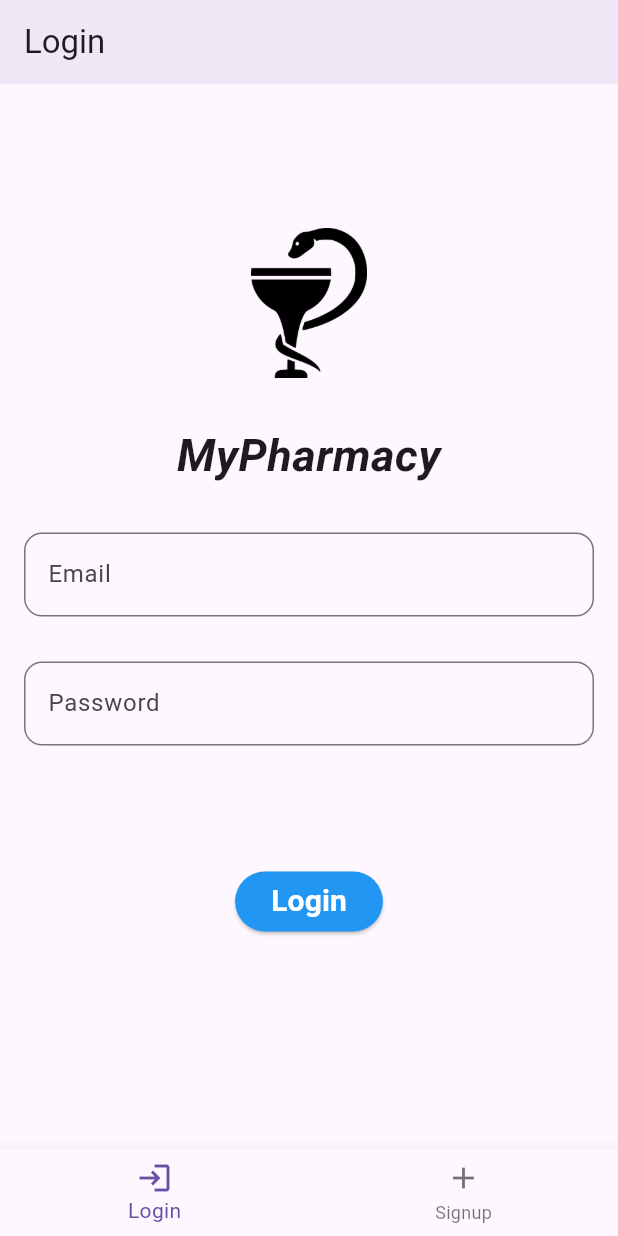
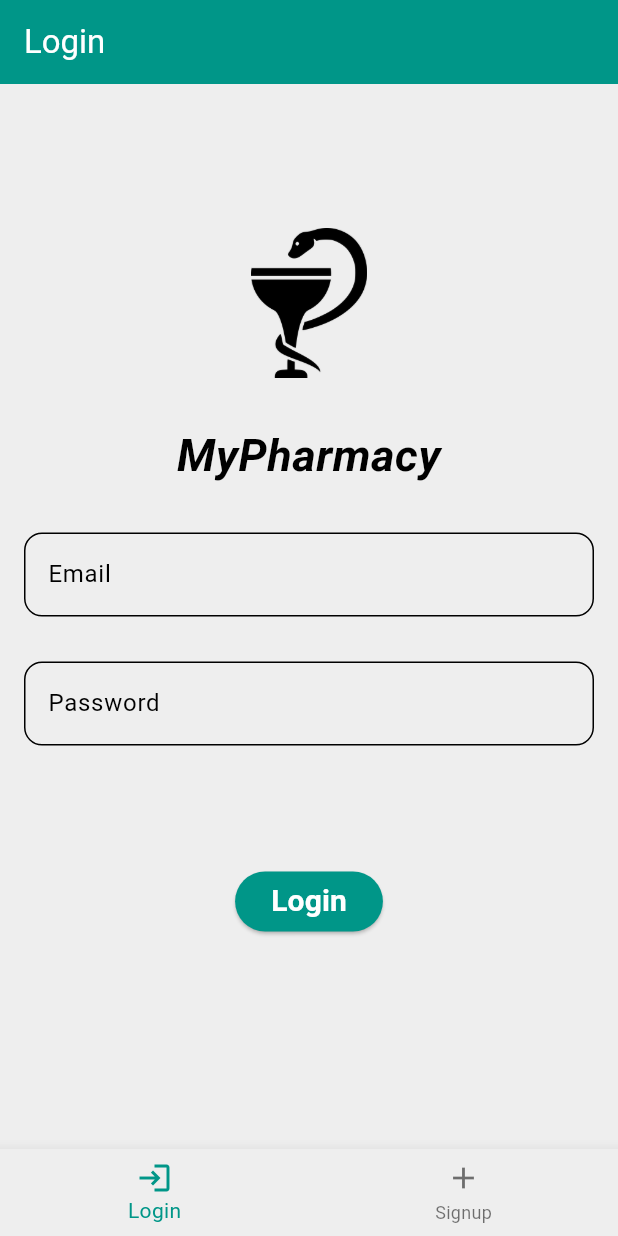
Before and after one commit to Weebester/Pharmacy-Management-System-Mobile, a Flutter app: the screen it shows after launch, on a phone screen of 412 x 824 dp. Run offline on Flutter 3.47's test engine with Material 3 defaults, Android fonts, the phone set to English and light mode, and no system bars; our stand-ins replace dio, firebase_auth, firebase_core, flutter_secure_storage, infinite_scroll_pagination, jwt_decoder and 1 more; accounts and stored records are empty.

Commit message:
theme changes

```diff
--- a/lib/entry_screen.dart
+++ b/lib/entry_screen.dart
@@ -35,7 +35,12 @@ class EntryPageState extends State<EntryPage> {
   @override
   Widget build(BuildContext context) {
     return Scaffold(
-      appBar: AppBar(elevation: 5, title: Text("Login")),
+      appBar: AppBar(
+        elevation: 5,
+        title: Text("Login"),
+        backgroundColor: Theme.of(context).colorScheme.primary,
+        foregroundColor: Theme.of(context).colorScheme.onPrimary,
+      ),
       body: AnimatedSwitcher(
         duration: const Duration(milliseconds: 500),
         transitionBuilder: (Widget child, Animation<double> animation) {
--- a/lib/login_page.dart
+++ b/lib/login_page.dart
@@ -117,7 +117,8 @@ class LoginPageState extends State<LoginPage> {
                             }
                           },
                     style: ElevatedButton.styleFrom(
-                      backgroundColor: Colors.blue,
+                      backgroundColor: Theme.of(context).colorScheme.primary,
+                      foregroundColor: Theme.of(context).colorScheme.onPrimary,
                     ),
                     child: _isLoading
                         ? CircularProgressIndicator(
--- a/lib/main.dart
+++ b/lib/main.dart
@@ -63,7 +63,33 @@ class _MyAppState extends State<MyApp> {
         return MaterialApp(
             debugShowCheckedModeBanner: false,
             title: 'MyPharmacy',
-            theme: isDarkMode ? ThemeData.dark() : ThemeData.light(),
+            theme: isDarkMode
+                ? ThemeData.from(
+                    colorScheme: ColorScheme(
+                      brightness: Brightness.dark,
+                      primary: Colors.tealAccent,
+                      onPrimary: Colors.black,
+                      secondary: Colors.cyanAccent,
+                      onSecondary: Colors.black,
+                      error: Colors.redAccent,
+                      onError: Colors.white,
+                      surface: Colors.grey[800]!,
+                      onSurface: Colors.white,
+                    ),
+                  )
+                : ThemeData.from(
+                    colorScheme: ColorScheme(
+                      brightness: Brightness.light,
+                      primary: Colors.teal,
+                      onPrimary: Colors.white,
+                      secondary: Colors.cyan,
+                      onSecondary: Colors.white,
+                      error: Colors.red,
+                      onError: Colors.white,
+                      surface: Colors.grey[200]!,
+                      onSurface: Colors.black,
+                    ),
+                  ),
             home: switch (userState.state) {
               1 => HomePage(onToggleTheme: toggleTheme),
               _ => EntryPage(isDarkMode: isDarkMode)
--- a/lib/med_details_page.dart
+++ b/lib/med_details_page.dart
@@ -63,6 +63,8 @@ class MedDetailsPage extends StatelessWidget {
           icon: const Icon(Icons.arrow_back),
           onPressed: () => Navigator.pop(context),
         ),
+        backgroundColor: Theme.of(context).colorScheme.primary,
+        foregroundColor: Theme.of(context).colorScheme.onPrimary,
       ),
       body: FutureBuilder<MedDetails?>(
         future: fetchMedDetails(medId, apiCaller),
@@ -245,7 +247,8 @@ class MedDetailsPage extends StatelessWidget {
                                   showTADetailsDialog(context, taDetails);
                                 });
                               },
-                                icon: Icon(Icons.info))
+                              icon: Icon(Icons.info,color: Theme.of(context).colorScheme.primary,),
+                            )
                           ],
                         ),
                         Text(
--- a/lib/signup_page.dart
+++ b/lib/signup_page.dart
@@ -148,7 +148,8 @@ class SignupPageState extends State<SignupPage> {
                       }
                     },
                     style: ElevatedButton.styleFrom(
-                      backgroundColor: Colors.green,
+                      backgroundColor: Theme.of(context).colorScheme.primary,
+                      foregroundColor: Theme.of(context).colorScheme.onPrimary,
                     ),
                     child: _isLoading
                         ? const CircularProgressIndicator(
```
Also changed, not shown: lib/home_screen.dart (+8 -2 lines), lib/item_details_page.dart (+6 -4 lines), lib/profile_page.dart (+75 -16 lines). Lines whose indentation alone changed are shown as unchanged.
